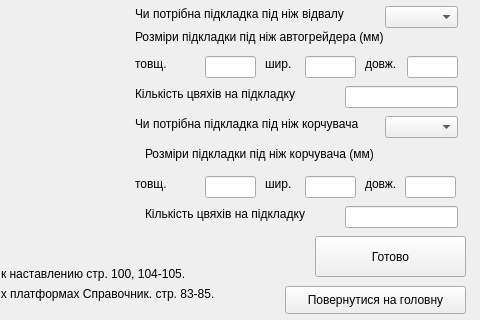
Old version of the form motorgrader_form.ui in the repository Win9XCHI/Fastening_test; both pictures show x 355 to 835 and y 344 to 664 of the 835 by 664 pixel window.
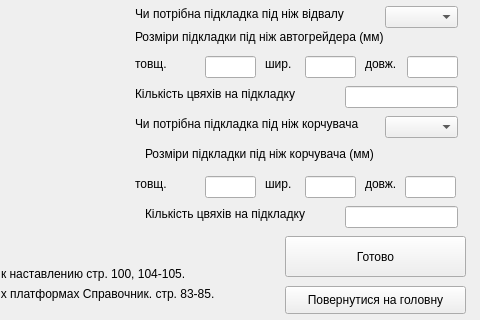
New version of the form.

The edit to the form file:
```diff
--- a/motorgrader_form.ui
+++ b/motorgrader_form.ui
@@ -440,9 +440,9 @@
   <widget class="QPushButton" name="pushButton">
    <property name="geometry">
     <rect>
-     <x>670</x>
+     <x>640</x>
      <y>580</y>
-     <width>151</width>
+     <width>181</width>
      <height>41</height>
     </rect>
    </property>
```
